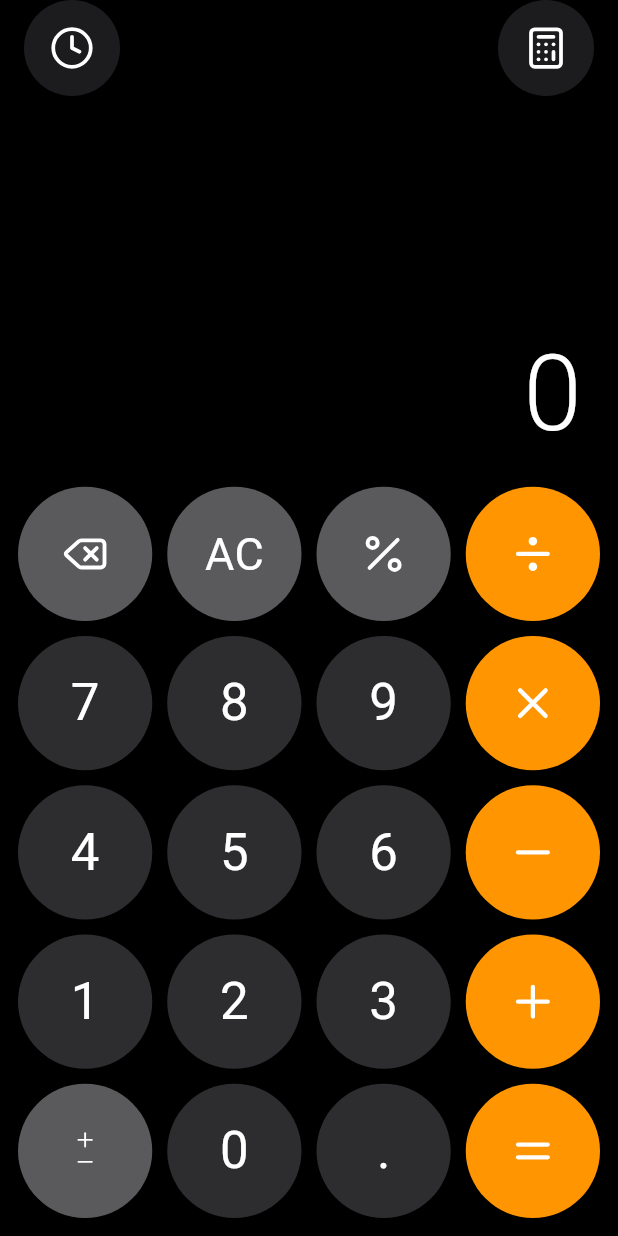
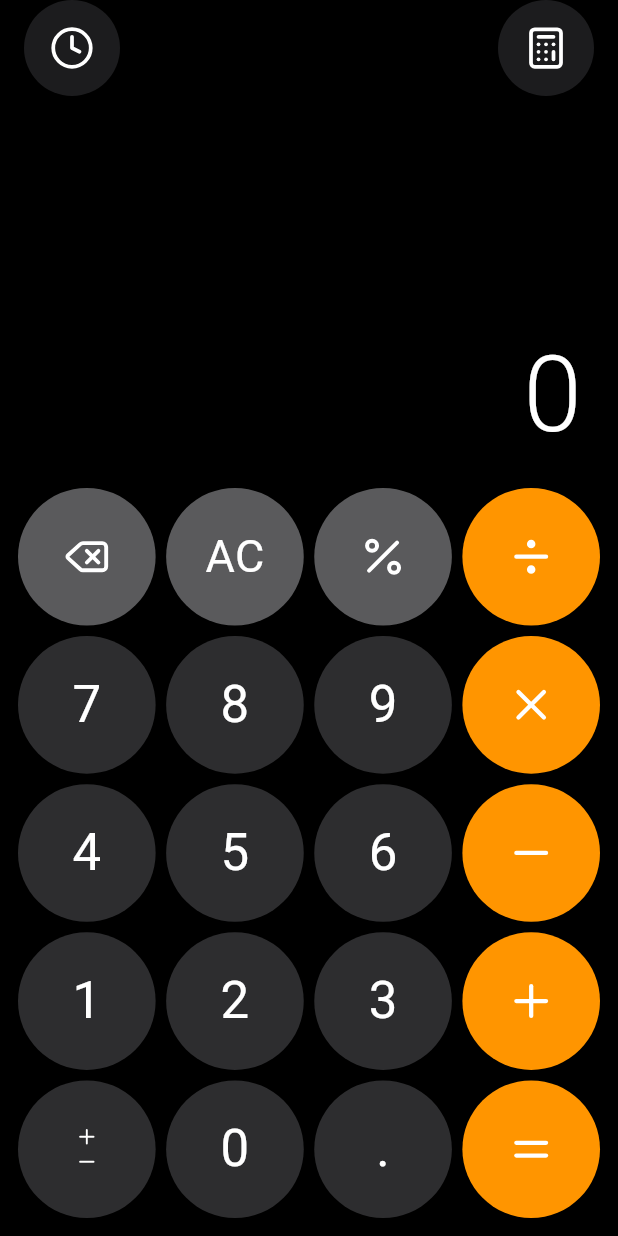
Before and after one commit to Sakshimakwana/calculator, a Flutter app: the screen it shows after launch, on a phone screen of 412 x 824 dp. Run offline on Flutter 3.47's test engine with Material 3 defaults, Android fonts, the phone set to English and light mode, and no system bars; our stand-ins replace font_awesome_flutter, google_fonts, lucide_icons_flutter.

Commit message:
Update calculator button colors and display

```diff
--- a/lib/calculator/calculator_screen.dart
+++ b/lib/calculator/calculator_screen.dart
@@ -92,15 +92,12 @@ class _CalculatorScreenState extends State<CalculatorScreen> {
       }
 
       if (shouldResetDisplay) {
-        display = number;
-        shouldResetDisplay = false;
-        return;
-      }
+        if (operation != null) {
+          display += number;
+        } else {
+          display = number;
+        }
 
-      // If display contains an operation,
-      // start typing the second number.
-      if (operation != null && display.contains(operation!)) {
-        display = number;
         shouldResetDisplay = false;
         return;
       }
@@ -222,7 +219,7 @@ class _CalculatorScreenState extends State<CalculatorScreen> {
       operation = newOperation;
 
       // Show operation immediately.
-      display = '${_formatNumber(firstNumber!)} $newOperation';
+      display = '${_formatNumber(firstNumber!)}$newOperation';
 
       shouldResetDisplay = true;
     });
@@ -243,9 +240,8 @@ class _CalculatorScreenState extends State<CalculatorScreen> {
 
     String secondDisplay = display;
 
-    // Remove operation from display if it is visible.
-    if (secondDisplay.contains(' ')) {
-      secondDisplay = secondDisplay.split(' ').last;
+    if (operation != null && secondDisplay.contains(operation!)) {
+      secondDisplay = secondDisplay.split(operation!).last;
     }
 
     final secondNumber = double.tryParse(secondDisplay);
@@ -304,7 +300,6 @@ class _CalculatorScreenState extends State<CalculatorScreen> {
     operation = null;
     shouldResetDisplay = true;
   }
-
   // ---------------- FORMAT NUMBER ----------------
 
   String _formatNumber(double number) {
@@ -434,8 +429,8 @@ class _CalculatorScreenState extends State<CalculatorScreen> {
               child: GridView.count(
                 shrinkWrap: true,
                 crossAxisCount: 4,
-                crossAxisSpacing: 10,
-                mainAxisSpacing: 10,
+                crossAxisSpacing: 7,
+                mainAxisSpacing: 7,
                 childAspectRatio: 1,
                 physics: const NeverScrollableScrollPhysics(),
                 children: [
@@ -448,14 +443,12 @@ class _CalculatorScreenState extends State<CalculatorScreen> {
                     ),
                     deleteLast,
                   ),
-
                   // AC
                   CalculatorButton(
                     isFunction: true,
                     onTap: clear,
-                    child: const Text(
-                      'AC',
-                      style: CalculatorTypography.function,
+                    child: CalculatorIcons.ac(
+                      hasValue: display != '0',
                     ),
                   ),
 
@@ -522,11 +515,10 @@ class _CalculatorScreenState extends State<CalculatorScreen> {
                   ),
 
                   // +/- 0 . =
-                  functionButton(
-                    CalculatorIcons.plusMinus(),
-                    toggleSign,
+                  CalculatorButton(
+                    onTap: toggleSign,
+                    child: CalculatorIcons.plusMinus(),
                   ),
-
                   numberButton('0'),
 
                   CalculatorButton(
--- a/lib/calculator/icons/calculator_icons.dart
+++ b/lib/calculator/icons/calculator_icons.dart
@@ -14,13 +14,16 @@ class CalculatorIcons {
   static const plus = LucideIcons.plus;
   static const equal = LucideIcons.equal;
 
+
+
   // AC
   static Widget ac({
     double size = 30,
     Color color = Colors.white,
+    bool hasValue = false,
   }) {
     return Text(
-      'AC',
+      hasValue ? 'C' : 'AC',
       style: TextStyle(
         color: color,
         fontSize: size,
@@ -40,7 +43,7 @@ class CalculatorIcons {
         alignment: Alignment.center,
         children: [
           Positioned(
-            top: 1,
+            top: 0,
             child: Icon(
               LucideIcons.plus,
               size: size * 0.48,
@@ -48,7 +51,7 @@ class CalculatorIcons {
             ),
           ),
           Positioned(
-            bottom: 1,
+            bottom: 0,
             child: Icon(
               LucideIcons.minus,
               size: size * 0.48,
--- a/lib/calculator/widgets/calculator_button.dart
+++ b/lib/calculator/widgets/calculator_button.dart
@@ -7,6 +7,7 @@ class CalculatorButton extends StatefulWidget {
   final bool isOperator;
   final bool isFunction;
   final bool isNumberPad;
+  final bool isPlusMinus;
 
   const CalculatorButton({
     super.key,
@@ -15,8 +16,8 @@ class CalculatorButton extends StatefulWidget {
     this.isOperator = false,
     this.isFunction = false,
     this.isNumberPad = false,
+    this.isPlusMinus = false,
   });
-
   @override
   State<CalculatorButton> createState() => _CalculatorButtonState();
 }
```
